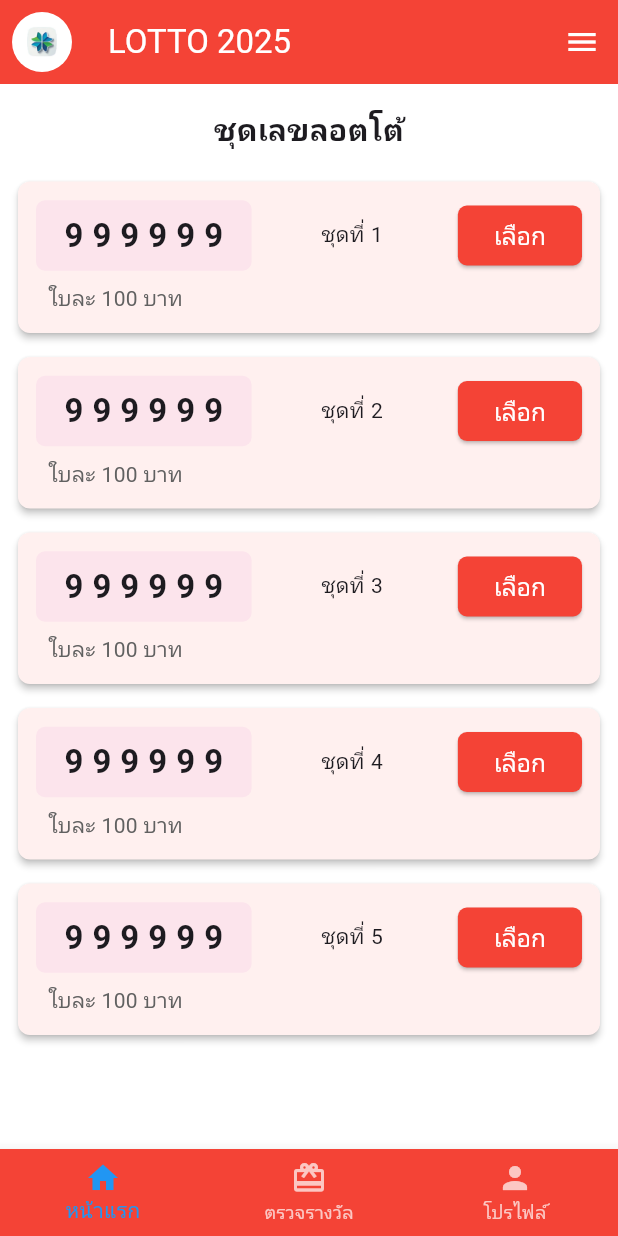
After one commit to EmperorFiw/Lotto2025, a Flutter app: the DashboardPage screen opened directly, on a phone screen of 412 x 824 dp. The commit adds this screen. Run offline on Flutter 3.47's test engine with Material 3 defaults, Android fonts, the phone set to English and light mode, and no system bars; our stand-ins replace google_fonts, jwt_decoder, shared_preferences; accounts and stored records are empty; network calls fail; Roboto replaces fonts that are missing (Kanit).

Commit message:
dashboard_and_popUppayment

```diff
--- /dev/null
+++ b/devtools_options.yaml
@@ -0,0 +1,3 @@
+description: This file stores settings for Dart & Flutter DevTools.
+documentation: https://docs.flutter.dev/tools/devtools/extensions#configure-extension-enablement-states
+extensions:
--- /dev/null
+++ b/lib/pages/dashboard.dart
@@ -0,0 +1,232 @@
+import 'dart:math';
+
+import 'package:flutter/material.dart';
+
+class DashboardPage extends StatefulWidget {
+  const DashboardPage({super.key});
+  @override
+  State<DashboardPage> createState() => _DashboardPageState();
+}
+
+class _DashboardPageState extends State<DashboardPage> {
+  // จำลองตัวเลข
+  final numbers = ["999999", "999999", "999999", "999999", "999999"];
+  // สถานะเมื่อชุดตัวเลขถูกกด
+  final List<bool> selected = [false, false, false, false, false];
+
+  @override
+  Widget build(BuildContext context) {
+    int selectedCount = selected.where((e) => e).length; //จำนวนถูกเลือกทั้งหมด
+    int totalPrice = selectedCount * 100; //ราคารวม
+
+    return Stack(
+      children: [
+        Scaffold(
+          appBar: AppBar(
+            backgroundColor: Colors.red,
+            title: const Text("LOTTO 2025"),
+            leading: Padding(
+              padding: const EdgeInsets.all(8.0),
+              child: ClipOval(
+                child: SizedBox(
+                  width: 40,
+                  height: 40,
+                  child: Image.asset(
+                    'assets/images/logo.png',
+                    fit: BoxFit.cover,
+                  ),
+                ),
+              ),
+            ),
+            actions: [
+              IconButton(icon: const Icon(Icons.menu), onPressed: () {}),
+            ],
+          ),
+          body: Column(
+            crossAxisAlignment: CrossAxisAlignment.center,
+            children: [
+              const SizedBox(height: 16),
+              const Text(
+                "ชุดเลขลอตโต้",
+                style: TextStyle(fontSize: 20, fontWeight: FontWeight.bold),
+              ),
+              const SizedBox(height: 12),
+              Expanded(
+                child: ListView.builder(
+                  padding: const EdgeInsets.symmetric(horizontal: 12),
+                  itemCount: numbers.length,
+                  itemBuilder: (context, index) {
+                    return Card(
+                      shape: RoundedRectangleBorder(
+                        borderRadius: BorderRadius.circular(8),
+                      ),
+                      elevation: 2,
+                      margin: const EdgeInsets.symmetric(vertical: 8),
+                      child: Padding(
+                        padding: const EdgeInsets.all(12),
+                        child: Column(
+                          crossAxisAlignment: CrossAxisAlignment.start,
+                          children: [
+                            Row(
+                              mainAxisAlignment: MainAxisAlignment.spaceBetween,
+                              children: [
+                                Container(
+                                  padding: const EdgeInsets.symmetric(
+                                    horizontal: 16,
+                                    vertical: 8,
+                                  ),
+                                  decoration: BoxDecoration(
+                                    color: Colors.pink.shade50,
+                                    borderRadius: BorderRadius.circular(6),
+                                  ),
+                                  child: Text(
+                                    numbers[index],
+                                    style: const TextStyle(
+                                      fontSize: 22,
+                                      letterSpacing: 6,
+                                      fontWeight: FontWeight.bold,
+                                    ),
+                                  ),
+                                ),
+                                Row(
+                                  children: [
+                                    Text("ชุดที่ ${index + 1}"),
+                                    const SizedBox(width: 50),
+                                    ElevatedButton(
+                                      style: ElevatedButton.styleFrom(
+                                        backgroundColor: selected[index]
+                                            ? Colors.blue.shade900
+                                            : Colors.red,
+                                        shape: RoundedRectangleBorder(
+                                          borderRadius: BorderRadius.circular(
+                                            6,
+                                          ),
+                                        ),
+                                      ),
+                                      onPressed: () {
+                                        setState(() {
+                                          selected[index] = !selected[index];
+                                        });
+                                      },
+                                      child: Text(
+                                        selected[index] ? "เอาออก" : "เลือก",
+                                        style: const TextStyle(
+                                          color: Colors.white,
+                                          fontSize: 16,
+                                        ),
+                                      ),
+                                    ),
+                                  ],
+                                ),
+                              ],
+                            ),
+                            const SizedBox(height: 8),
+                            Padding(
+                              padding: const EdgeInsets.only(left: 8.0),
+                              child: Text(
+                                "ใบละ 100 บาท",
+                                style: TextStyle(
+                                  color: Colors.grey.shade700,
+                                  fontSize: 14,
+                                ),
+                              ),
+                            ),
+                          ],
+                        ),
+                      ),
+                    );
+                  },
+                ),
+              ),
+            ],
+          ),
+          bottomNavigationBar: BottomNavigationBar(
+            backgroundColor: Colors.red,
+            selectedItemColor: Colors.blue,
+            unselectedItemColor: Colors.white70,
+            items: const [
+              BottomNavigationBarItem(icon: Icon(Icons.home), label: "หน้าแรก"),
+              BottomNavigationBarItem(
+                icon: Icon(Icons.card_giftcard),
+                label: "ตรวจรางวัล",
+              ),
+              BottomNavigationBarItem(
+                icon: Icon(Icons.person),
+                label: "โปรไฟล์",
+              ),
+            ],
+          ),
+        ),
+
+        // Popup แสดงสรุปการเลือก
+        if (selectedCount > 0)
+          Positioned(
+            left: 0,
+            right: 0,
+            bottom: 85, // อยู่เหนือ BottomNavigationBar
+            child: Container(
+              padding: const EdgeInsets.symmetric(vertical: 15, horizontal: 18),
+              decoration: BoxDecoration(
+                color: Colors.grey.shade900,
+                boxShadow: [
+                  BoxShadow(
+                    color: Colors.black26,
+                    blurRadius: 6,
+                    offset: Offset(0, 3),
+                  ),
+                ],
+              ),
+              child: Row(
+                mainAxisAlignment: MainAxisAlignment.spaceBetween,
+                children: [
+                  Text(
+                    "เลือกแล้ว $selectedCount ใบ รวม $totalPrice บาท",
+                    style: const TextStyle(
+                      fontSize: 16,
+                      fontWeight: FontWeight.bold,
+                      color: Colors.white,
+                      decoration: TextDecoration.none,
+                    ),
+                  ),
+                  ElevatedButton(
+                    style: ElevatedButton.styleFrom(
+                      backgroundColor: Colors.red.shade900,
+                      foregroundColor: Colors.white,
+                      shape: RoundedRectangleBorder(
+                        borderRadius: BorderRadius.circular(8),
+                      ),
+                    ),
+                    onPressed: () {
+                      showDialog(
+                        context: context,
+                        builder: (_) => AlertDialog(
+                          title: const Text("ยืนยันการชำระเงิน"),
+                          content: Text(
+                            "คุณเลือก $selectedCount ใบ รวม $totalPrice บาท",
+                          ),
+                          actions: [
+                            TextButton(
+                              child: const Text("ยกเลิก"),
+                              onPressed: () => Navigator.pop(context),
+                            ),
+                            ElevatedButton(
+                              child: const Text("ชำระเงิน"),
+                              onPressed: () {
+                                Navigator.pop(context);
+                                // ทำต่อได้ เช่น ไปหน้าชำระเงินจริง
+                              },
+                            ),
+                          ],
+                        ),
+                      );
+                    },
+                    child: const Text("ชำระเงิน"),
+                  ),
+                ],
+              ),
+            ),
+          ),
+      ],
+    );
+  }
+}
--- a/lib/pages/login.dart
+++ b/lib/pages/login.dart
@@ -33,9 +33,7 @@ class _LoginPageState extends State<LoginPage> {
   @override
   Widget build(BuildContext context) {
     if (isLoadingConfig) {
-      return const Scaffold(
-        body: Center(child: CircularProgressIndicator()),
-      );
+      return const Scaffold(body: Center(child: CircularProgressIndicator()));
     }
 
     return Scaffold(
@@ -45,7 +43,9 @@ class _LoginPageState extends State<LoginPage> {
         child: Column(
           crossAxisAlignment: CrossAxisAlignment.start,
           children: [
-            Center(child: Image.asset('assets/images/logo.png', fit: BoxFit.contain)),
+            Center(
+              child: Image.asset('assets/images/logo.png', fit: BoxFit.contain),
+            ),
             const SizedBox(height: 20),
             const Center(
               child: Text(
@@ -63,7 +63,9 @@ class _LoginPageState extends State<LoginPage> {
               controller: _usernameController,
               decoration: InputDecoration(
                 labelText: 'ชื่อผู้ใช้',
-                border: OutlineInputBorder(borderRadius: BorderRadius.circular(10)),
+                border: OutlineInputBorder(
+                  borderRadius: BorderRadius.circular(10),
+                ),
                 prefixIcon: const Icon(Icons.supervised_user_circle_rounded),
               ),
             ),
@@ -79,7 +81,9 @@ class _LoginPageState extends State<LoginPage> {
               obscureText: true,
               decoration: InputDecoration(
                 labelText: 'รหัสผ่าน',
-                border: OutlineInputBorder(borderRadius: BorderRadius.circular(10)),
+                border: OutlineInputBorder(
+                  borderRadius: BorderRadius.circular(10),
+                ),
                 prefixIcon: const Icon(Icons.lock),
               ),
             ),
@@ -89,7 +93,10 @@ class _LoginPageState extends State<LoginPage> {
               children: [
                 TextButton(
                   onPressed: () => register(context),
-                  child: const Text("ลงทะเบียน", style: TextStyle(fontSize: 25)),
+                  child: const Text(
+                    "ลงทะเบียน",
+                    style: TextStyle(fontSize: 25),
+                  ),
                 ),
                 FilledButton(
                   onPressed: apiUrl.isEmpty || isLoggingIn
@@ -100,7 +107,10 @@ class _LoginPageState extends State<LoginPage> {
                           login(username, pass);
                         },
                   style: FilledButton.styleFrom(
-                    padding: const EdgeInsets.symmetric(horizontal: 30, vertical: 8),
+                    padding: const EdgeInsets.symmetric(
+                      horizontal: 30,
+                      vertical: 8,
+                    ),
                     minimumSize: const Size(0, 0),
                   ),
                   child: isLoggingIn
@@ -109,7 +119,10 @@ class _LoginPageState extends State<LoginPage> {
                           height: 24,
                           child: CircularProgressIndicator(strokeWidth: 2),
                         )
-                      : const Text("เข้าสู่ระบบ", style: TextStyle(fontSize: 25)),
+                      : const Text(
+                          "เข้าสู่ระบบ",
+                          style: TextStyle(fontSize: 25),
+                        ),
                 ),
               ],
             ),
@@ -161,10 +174,7 @@ class _LoginPageState extends State<LoginPage> {
       final response = await http.post(
         uri,
         headers: {'Content-Type': 'application/json'},
-        body: jsonEncode({
-          'username': username,
-          'password': password,
-        }),
+        body: jsonEncode({'username': username, 'password': password}),
       );
 
       final body = response.body;
@@ -204,9 +214,9 @@ class _LoginPageState extends State<LoginPage> {
 
       if (!mounted) return;
 
-      ScaffoldMessenger.of(context).showSnackBar(
-        const SnackBar(content: Text('เข้าสู่ระบบสำเร็จ')),
-      );
+      ScaffoldMessenger.of(
+        context,
+      ).showSnackBar(const SnackBar(content: Text('เข้าสู่ระบบสำเร็จ')));
 
       Navigator.pushReplacement(
         context,
--- a/lib/pages/mainApp.dart
+++ b/lib/pages/mainApp.dart
@@ -1,4 +1,5 @@
 import 'package:flutter/material.dart';
+import 'package:Lotto2025/pages/dashboard.dart';
 
 class MainApp extends StatefulWidget {
   const MainApp({super.key});
@@ -10,13 +11,6 @@ class MainApp extends StatefulWidget {
 class _MainAppState extends State<MainApp> {
   @override
   Widget build(BuildContext context) {
-    return Scaffold(
-      appBar: AppBar(
-        title: const Text('Main App Page'),
-      ),
-      body: const Center(
-        child: Text('Hello, Flutter!'),
-      ),
-    );
+    return const DashboardPage();
   }
 }
```
Also changed, not shown: lib/pages/splash_screen.dart (+10 -6 lines), 1 other file.
